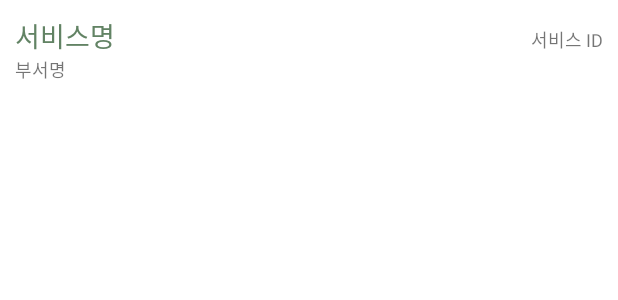
After one commit to gom1n/publicService_API, an Android app: the layout map_listview_custom.xml on its own in the app's theme, with its tools: preview values and no code run, on a phone screen of 412 x 824 dp. The commit adds this screen. Shown: the top 300 px of the screen. Run offline under Robolectric (Android 15) with nearby library versions, the phone set to English and light mode, and no system bars.

Commit message:
custom_listview

```diff
--- a/app/src/main/res/layout/activity_main.xml
+++ b/app/src/main/res/layout/activity_main.xml
@@ -15,7 +15,7 @@
         android:textAllCaps="false"></Button>
 
     <ListView
-        android:id="@+id/listView1"
+        android:id="@+id/listView"
         android:layout_width="match_parent"
         android:layout_height="match_parent"></ListView>
 
--- /dev/null
+++ b/app/src/main/res/layout/map_listview_custom.xml
@@ -0,0 +1,45 @@
+<?xml version="1.0" encoding="utf-8"?>
+<LinearLayout xmlns:android="http://schemas.android.com/apk/res/android"
+    xmlns:app="http://schemas.android.com/apk/res-auto"
+    android:layout_width="match_parent"
+    android:layout_height="wrap_content"
+    android:orientation="vertical"
+    android:padding="10dp">
+
+
+    <LinearLayout
+        android:layout_width="match_parent"
+        android:layout_height="match_parent"
+        android:layout_weight="1"
+        android:orientation="horizontal">
+
+        <TextView
+            android:id="@+id/sN"
+            android:layout_width="wrap_content"
+            android:layout_height="wrap_content"
+            android:layout_weight="1"
+            android:fontFamily="sans-serif"
+            android:text="서비스명"
+            android:textColor="#628364"
+            android:textSize="18sp" />
+
+        <TextView
+            android:id="@+id/sID"
+            android:layout_width="wrap_content"
+            android:layout_height="wrap_content"
+            android:layout_weight="0"
+            android:fontFamily="sans-serif"
+            android:text="서비스 ID"
+            android:textSize="12sp" />
+    </LinearLayout>
+
+    <TextView
+        android:id="@+id/sD"
+        android:layout_width="wrap_content"
+        android:layout_height="wrap_content"
+        android:layout_weight="0"
+        android:fontFamily="sans-serif"
+        android:text="부서명"
+        android:textSize="12sp" />
+
+</LinearLayout>
```
Also changed, not shown: app/src/main/java/com/example/myapplication2/MainActivity.java (+160 -23 lines).
